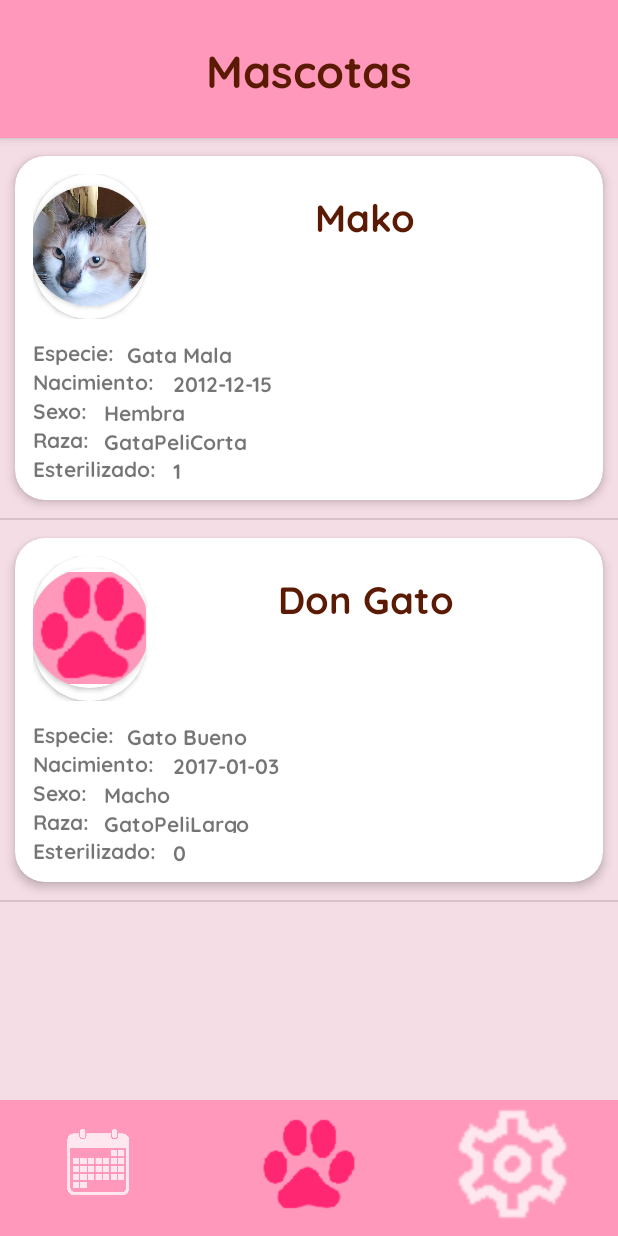
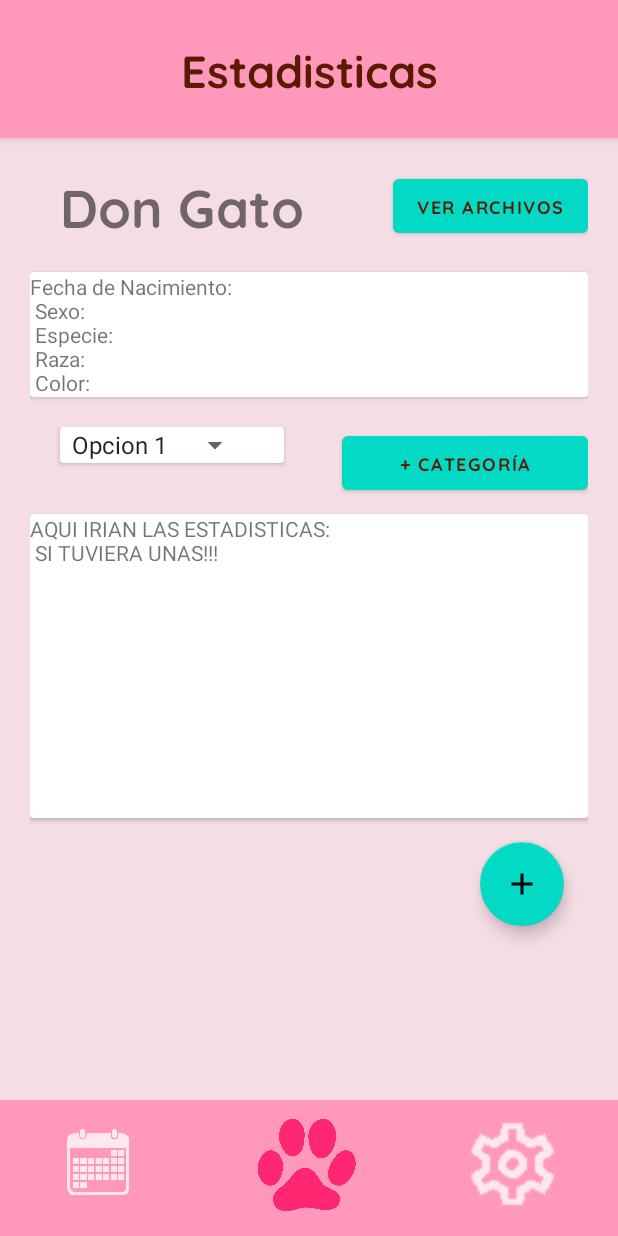
Before and after one commit to FrumpleQuest/AppsMoviles, an Android app: the screen it shows after launch (MainActivity before the commit, estadisticas after it), after a tap on "Don Gato", on a phone screen of 412 x 824 dp. Run offline under Robolectric (Android 15) with nearby library versions, the light colour scheme and no system bars.

Commit message:
se agrego el tema del nombre

```diff
--- a/app/src/main/java/com/example/appsmoviles/MainActivity.java
+++ b/app/src/main/java/com/example/appsmoviles/MainActivity.java
@@ -89,7 +89,17 @@ public class MainActivity extends AppCompatActivity {
                 TextView tx1=view.findViewById(R.id.Nombre);
                 //TextView tx2=view.findViewById(R.id.);
 
+
                 String text=tx1.getText().toString();
+
+                //estadisticas estadisticas= new estadisticas(text);
+                Intent statistics = new Intent(MainActivity.this, estadisticas.class);
+                Bundle bundle = new Bundle();
+
+
+                bundle.putString("id",text);
+                statistics.putExtras(bundle);
+                startActivity(statistics);
                 //String texto2=tx2.getText().toString();
 
                 Toast.makeText(getApplicationContext(), text+" ", Toast.LENGTH_SHORT).show();
--- a/app/src/main/java/com/example/appsmoviles/estadisticas.java
+++ b/app/src/main/java/com/example/appsmoviles/estadisticas.java
@@ -5,17 +5,29 @@ import android.util.Log;
 import android.widget.AdapterView;
 import android.widget.ArrayAdapter;
 import android.widget.Spinner;
+import android.widget.TextView;
 
 import androidx.appcompat.app.AppCompatActivity;
 
 public class estadisticas extends AppCompatActivity {
 
     String[] strings = {"Opcion 1", "Opcion 2", "Opcion 3"};
+    TextView nombreMascota;
+
+
+
 
     @Override
     protected void onCreate(Bundle savedInstanceState){
         super.onCreate(savedInstanceState);
         setContentView(R.layout.estadisticas);
+        nombreMascota=(TextView) findViewById(R.id.name_statistics_pet);
+        Bundle bundle = getIntent().getExtras();
+        String id = getIntent().getExtras().getString("id");
+        nombreMascota.setText(id);
+
+        Log.d("Holablobla ",id);
+
     }
 
     @Override
@@ -23,10 +35,12 @@ public class estadisticas extends AppCompatActivity {
         super.onResume();
 
         Spinner spin = (Spinner) findViewById(R.id.spinner);
-        Log.d("spinner ql","hola");
-
+        //Log.d("spinner ql","hola");
         ArrayAdapter adaptador = new ArrayAdapter(this,android.R.layout.simple_spinner_item,strings);
         adaptador.setDropDownViewResource(android.R.layout.simple_spinner_dropdown_item);
         spin.setAdapter(adaptador);
     }
+    /*public estadisticas(String Name) {
+        this.Name = Name;
+    }*/
 }
--- a/app/src/main/res/layout/estadisticas.xml
+++ b/app/src/main/res/layout/estadisticas.xml
@@ -37,6 +37,7 @@
             android:layout_height="wrap_content"
             android:orientation="horizontal">
             <TextView
+                android:id="@+id/name_statistics_pet"
                 android:layout_width="match_parent"
                 android:layout_height="wrap_content"
                 android:layout_weight="1"
```
